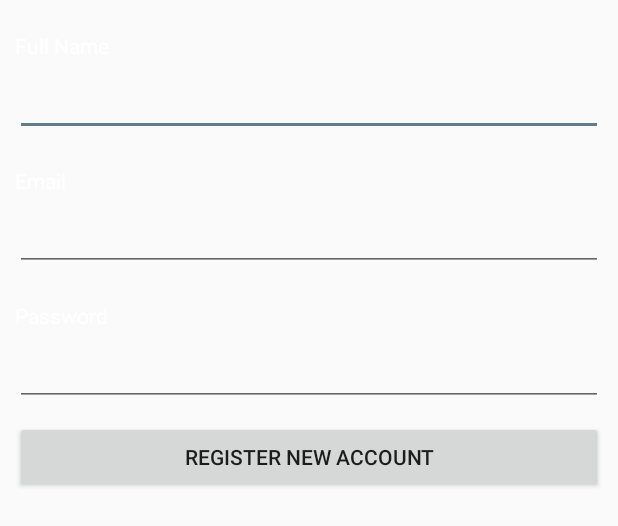
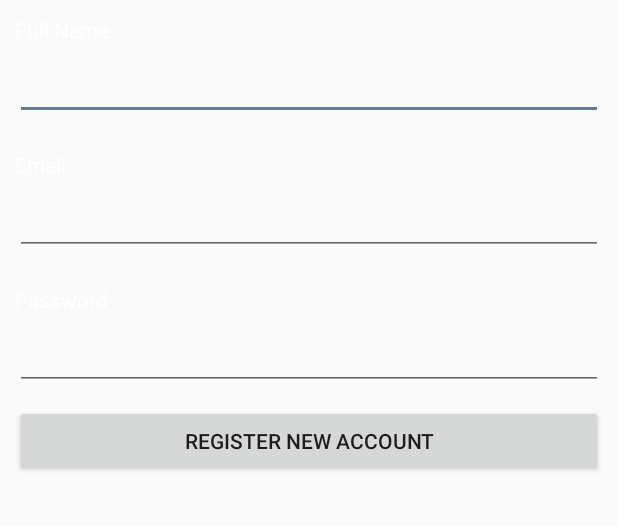
Before and after one commit to SergioGH14/MyTrack, an Android app: the layout a_register.xml on its own in the app's theme, with its tools: preview values and no code run, on a phone screen of 412 x 824 dp. Shown: the top 526 px of the screen. Run offline under Robolectric (Android 15) with nearby library versions, the phone set to English and light mode, and no system bars.

Commit message:
vista pelicula

```diff
--- a/app/src/main/res/layout/a_fullmovie.xml
+++ b/app/src/main/res/layout/a_fullmovie.xml
@@ -423,7 +423,7 @@
             android:layout_height="wrap_content"
             android:layout_marginLeft="10dp"
             android:background="@android:color/transparent"
-            android:drawableLeft="@drawable/ic_back" />
+            android:drawableLeft="@drawable/ic_shadow_back" />
 
         <ImageView
             android:id="@+id/image"
@@ -455,7 +455,7 @@
             android:fontFamily="sans-serif-condensed"
             android:maxLines="3"
             android:paddingLeft="10dp"
-            android:textAlignment="center"
+            android:textAlignment="textStart"
             android:textColor="@color/bb_inActiveBottomBarItemColor"
             android:textSize="18sp"
             android:textStyle="bold"
--- a/app/src/main/res/layout/a_profile.xml
+++ b/app/src/main/res/layout/a_profile.xml
@@ -32,7 +32,7 @@
             android:layout_width="match_parent"
             android:layout_height="wrap_content"
             android:layout_below="@+id/header_cover_image"
-            android:background="#ebca0707"
+            android:background="@color/colorPrimary2"
             android:elevation="4dp"
             android:paddingBottom="24dp">
 
--- a/app/src/main/res/layout/a_register.xml
+++ b/app/src/main/res/layout/a_register.xml
@@ -10,36 +10,13 @@
         android:layout_width="fill_parent"
         android:layout_height="wrap_content">
 
-        <!--  Header  Starts-->
-        <LinearLayout android:id="@+id/header"
-            android:layout_width="fill_parent"
-            android:layout_height="wrap_content"
-            android:paddingTop="5dip"
-            android:paddingBottom="5dip">
-            <!-- Logo Start-->
-            <ImageView
-                android:layout_width="wrap_content"
-                android:layout_height="wrap_content"
-                android:layout_marginLeft="10dip"/>
-            <!-- Logo Ends -->
-        </LinearLayout>
-        <!--  Header Ends -->
-        <!-- Footer Start -->
-        <LinearLayout android:id="@+id/footer"
-            android:layout_width="fill_parent"
-            android:layout_height="90dip"
-            android:layout_alignParentBottom="true">
-        </LinearLayout>
-        <!-- Footer Ends -->
-
         <!-- Registration Form -->
         <LinearLayout
             xmlns:android="http://schemas.android.com/apk/res/android"
             android:orientation="vertical"
             android:layout_width="match_parent"
             android:layout_height="wrap_content"
-            android:padding="10dip"
-            android:layout_below="@id/header">
+            android:padding="10dip">
             <!-- Full Name Label -->
             <TextView
                 android:layout_width="fill_parent"
--- a/app/src/main/res/layout/f_profile.xml
+++ b/app/src/main/res/layout/f_profile.xml
@@ -11,8 +11,8 @@
         android:id="@+id/imageView2"
         android:layout_width="match_parent"
         android:layout_height="wrap_content"
-        app:srcCompat="@mipmap/ic_launcher"
-        android:layout_weight="0.49" />
+        android:layout_weight="0.49"
+        app:srcCompat="@mipmap/ic_launcher" />
 
     <Button
         android:id="@+id/registre_b"
```
Also changed, not shown: app/src/main/java/com/sdm/sergio/mytrack/activity/ProfileActibity.java (+10 -0 lines), app/src/main/ic_launcher-web.png, app/src/main/res/mipmap-hdpi/ic_launcher.png, app/src/main/res/mipmap-mdpi/ic_launcher.png, app/src/main/res/mipmap-xhdpi/ic_launcher.png, app/src/main/res/mipmap-xxhdpi/ic_launcher.png, app/src/main/res/mipmap-xxxhdpi/ic_launcher.png.
